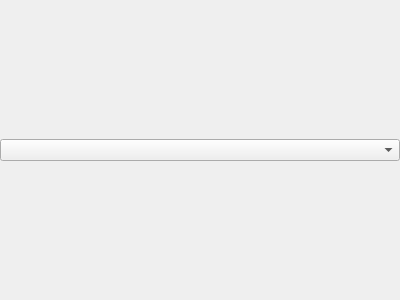
This is sideselectionpane.ui in KaramVSingh/Black-Box as Qt 5 draws it before an edit. The edited form follows.
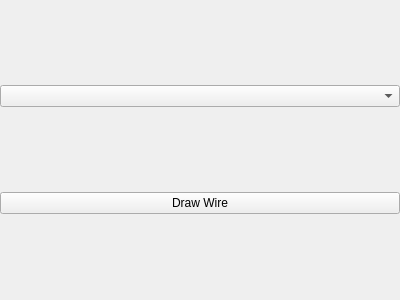
This is the edited form.

Patch:
```diff
--- a/sideselectionpane.ui
+++ b/sideselectionpane.ui
@@ -44,6 +44,13 @@
    <item>
     <widget class="QComboBox" name="comboBox"/>
    </item>
+   <item>
+    <widget class="QPushButton" name="wireButton">
+     <property name="text">
+      <string>Draw Wire</string>
+     </property>
+    </widget>
+   </item>
   </layout>
  </widget>
  <resources/>
```
